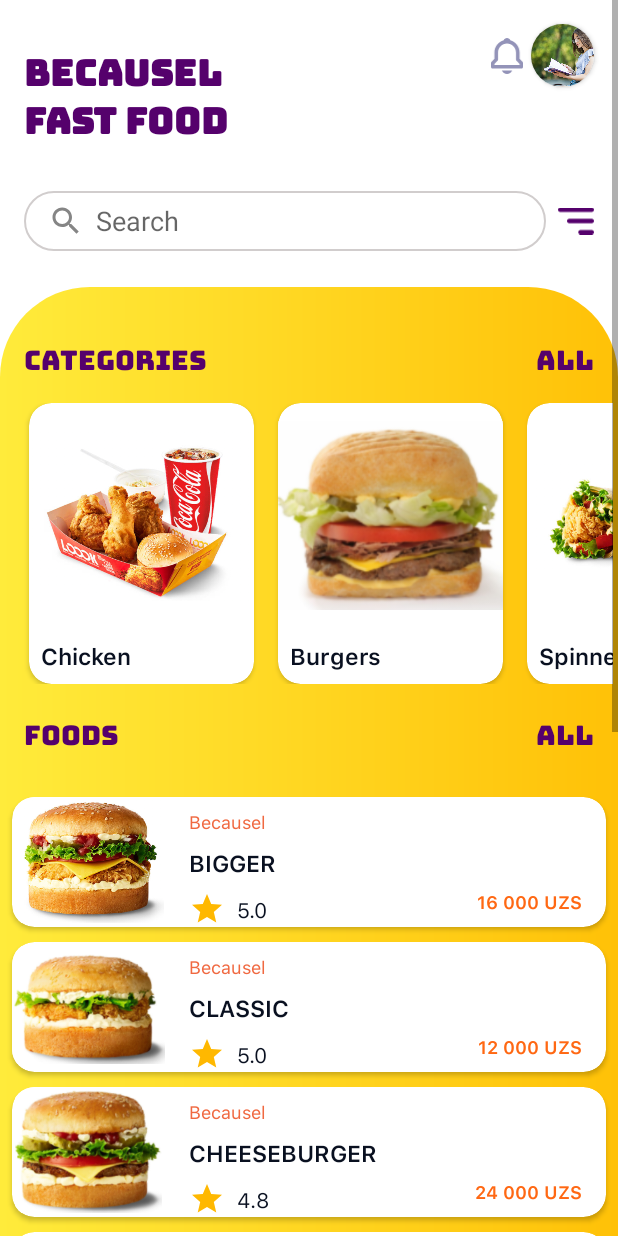
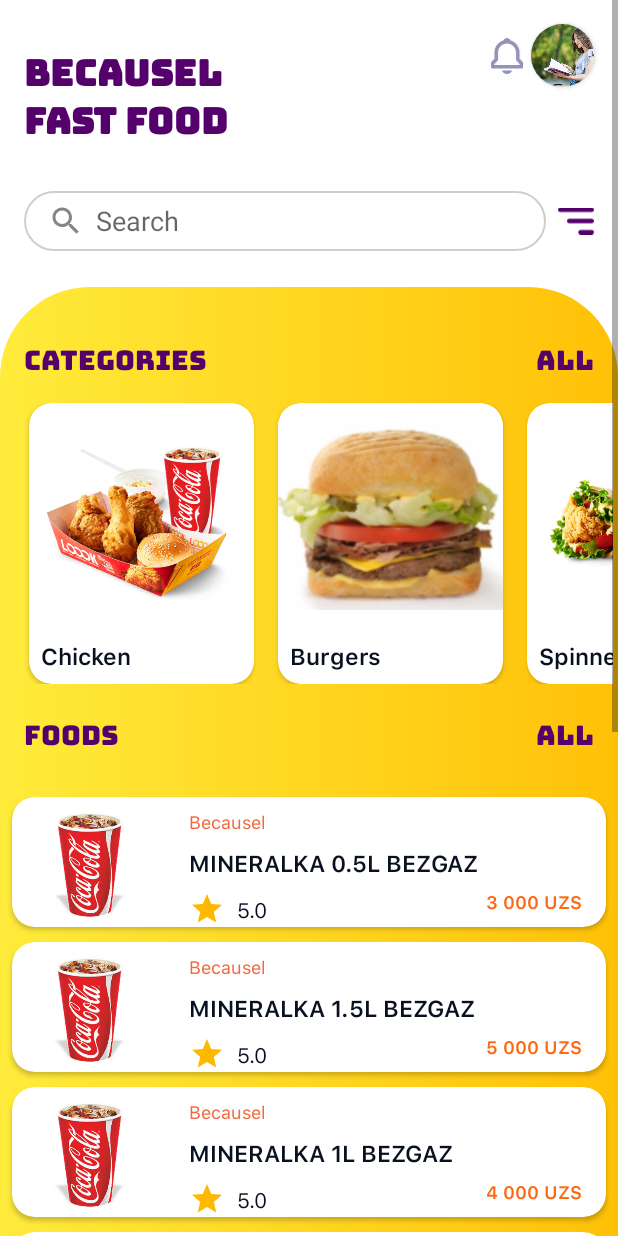
Before and after one commit to AbdurashidovShahzod/Becasel, an Android app: the MainActivity screen opened directly, with no data from a screen before it, on a phone screen of 412 x 824 dp. Run offline under Robolectric (Android 15) with nearby library versions, the light colour scheme and no system bars.

Commit message:
Drinks categories

```diff
--- a/app/src/main/java/uz/unzosoft/fastfoodbecasel/MainActivity.kt
+++ b/app/src/main/java/uz/unzosoft/fastfoodbecasel/MainActivity.kt
@@ -3,6 +3,7 @@
 import android.content.Intent
 import androidx.appcompat.app.AppCompatActivity
 import android.os.Bundle
+import android.widget.Spinner
 import kotlinx.android.synthetic.main.activity_main.*
 import uz.unzosoft.fastfoodbecasel.adapters.FoodAdapter
 import uz.unzosoft.fastfoodbecasel.adapters.AsiaFoodAdapter
@@ -16,6 +17,9 @@
     var listFood = ArrayList<LoookFood>()
     var listPopular = ArrayList<CategoriesFood>()
     var listChicken = ArrayList<LoookFood>()
+    var listSpinners = ArrayList<LoookFood>()
+    var listPizza = ArrayList<LoookFood>()
+    var listDrinks = ArrayList<LoookFood>()
 
 
     override
@@ -24,7 +28,7 @@
         setContentView(R.layout.activity_main)
         initData()
 
-        asiaFoodAdapter = AsiaFoodAdapter(this, listFood)
+        asiaFoodAdapter = AsiaFoodAdapter(this, listDrinks)
         foodAdapter = FoodAdapter(this, listPopular)
         popular_recycler.adapter = foodAdapter
         asia_recycler.adapter = asiaFoodAdapter
@@ -245,6 +249,173 @@
                 "Becausel"
             )
         )
+        /**
+         * Spinner food
+         */
+        listSpinners.add(
+            LoookFood(
+                "SPINNER SUPER CHARGED",
+                "12 000 UZS",
+                R.drawable.spinner,
+                "5.0",
+                "Becausel"
+            )
+        )
+        listSpinners.add(
+            LoookFood(
+                "SMILE BOX",
+                "16 000 UZS",
+                R.drawable.spinner,
+                "5.0",
+                "Becausel"
+            )
+        )
+        listSpinners.add(
+            LoookFood(
+                "DUET MASTER",
+                "18 000 UZS",
+                R.drawable.spinner,
+                "5.0",
+                "Becausel"
+            )
+        )
+        listSpinners.add(
+            LoookFood(
+                "SPINNER SALSA WRAP",
+                "12 000 UZS",
+                R.drawable.spinner,
+                "5.0",
+                "Becausel"
+            )
+        )
+        listSpinners.add(
+            LoookFood(
+                "SPINNER NO SOUCE",
+                "12 000 UZS",
+                R.drawable.spinner,
+                "5.0",
+                "Becausel"
+            )
+        )
+
+        /**
+         * Pizza food
+         */
+        listPizza.add(
+            LoookFood(
+                "PIZZA SUPREME",
+                "39 000 UZS",
+                R.drawable.popularfood3,
+                "5.0",
+                "Becausel"
+            )
+        )
+        listPizza.add(
+            LoookFood(
+                "PIZZA PEPPERONI",
+                "29 000 UZS",
+                R.drawable.popularfood3,
+                "5.0",
+                "Becausel"
+            )
+        )
+        listPizza.add(
+            LoookFood(
+                "PIZZA STEAK",
+                "49 000 UZS",
+                R.drawable.popularfood3,
+                "5.0",
+                "Becausel"
+            )
+        )
+        listPizza.add(
+            LoookFood(
+                "PIZZA BBQ CHICKEN",
+                "33 000 UZS",
+                R.drawable.popularfood3,
+                "5.0",
+                "Becausel"
+            )
+        )
+        listPizza.add(
+            LoookFood(
+                "PIZZA SPICY",
+                "32 000 UZS",
+                R.drawable.popularfood3,
+                "5.0",
+                "Becausel"
+            )
+        )
+        listPizza.add(
+            LoookFood(
+                "PIZZA VEGETARIAN",
+                "26 000 UZS",
+                R.drawable.popularfood3,
+                "5.0",
+                "Becausel"
+            )
+        )
+        listPizza.add(
+            LoookFood(
+                "PIZZA WHITE CHEESE",
+                "21 000 UZS",
+                R.drawable.popularfood3,
+                "5.0",
+                "Becausel"
+            )
+        )
+        listPizza.add(
+            LoookFood(
+                "PIZZA HAWAIIAN",
+                "31 000 UZS",
+                R.drawable.popularfood3,
+                "5.0",
+                "Becausel"
+            )
+        )
+        listPizza.add(
+            LoookFood(
+                "PIZZA MARGARITTA",
+                "25 000 UZS",
+                R.drawable.popularfood3,
+                "5.0",
+                "Becausel"
+            )
+        )
+        listPizza.add(
+            LoookFood(
+                "PIZZA FRANKFURT",
+                "32 000 UZS",
+                R.drawable.popularfood3,
+                "5.0",
+                "Becausel"
+            )
+        )
+        /**
+         * Drink food
+         */
+        listDrinks.add(LoookFood("MINERALKA 0.5L BEZGAZ","3 000 UZS",R.drawable.drinks,"5.0","Becausel"))
+        listDrinks.add(LoookFood("MINERALKA 1.5L BEZGAZ","5 000 UZS",R.drawable.drinks,"5.0","Becausel"))
+        listDrinks.add(LoookFood("MINERALKA 1L BEZGAZ","4 000 UZS",R.drawable.drinks,"5.0","Becausel"))
+        listDrinks.add(LoookFood("MINERALKA 0.5L GAZ","3 000 UZS",R.drawable.drinks,"5.0","Becausel"))
+        listDrinks.add(LoookFood("MINERALKA 1L GAZ","4 000 UZS",R.drawable.drinks,"5.0","Becausel"))
+        listDrinks.add(LoookFood("MINERALKA 1.5L GAZ","5 000 UZS",R.drawable.drinks,"5.0","Becausel"))
+        listDrinks.add(LoookFood("COCA COLA 400ML","5 000 UZS",R.drawable.drinks,"5.0","Becausel"))
+        listDrinks.add(LoookFood("COCA COLA 1.5L","11 000 UZS",R.drawable.drinks,"5.0","Becausel"))
+        listDrinks.add(LoookFood("COCA COLA 1L","9 000 UZS",R.drawable.drinks,"5.0","Becausel"))
+        listDrinks.add(LoookFood("COCA COLA 0.5","6 000 UZS",R.drawable.drinks,"5.0","Becausel"))
+        listDrinks.add(LoookFood("FANTA 400ML","5 000 UZS",R.drawable.drinks,"5.0","Becausel"))
+        listDrinks.add(LoookFood("FANTA 1.5L","11 000 UZS",R.drawable.drinks,"5.0","Becausel"))
+        listDrinks.add(LoookFood("FANTA 0.5L","6 000 UZS",R.drawable.drinks,"5.0","Becausel"))
+        listDrinks.add(LoookFood("FANTA 1L","9 000 UZS",R.drawable.drinks,"5.0","Becausel"))
+        listDrinks.add(LoookFood("SPRITE 0.5L","6 000 UZS",R.drawable.drinks,"5.0","Becausel"))
+        listDrinks.add(LoookFood("SPRITE 1.5L","11 000 UZS",R.drawable.drinks,"5.0","Becausel"))
+        listDrinks.add(LoookFood("SPRITE 400ML","5 000 UZS",R.drawable.drinks,"5.0","Becausel"))
+        listDrinks.add(LoookFood("ICE TEA","9 000 UZS",R.drawable.drinks,"5.0","Becausel"))
+        listDrinks.add(LoookFood("SOK 1L","10 000 UZS",R.drawable.drinks,"5.0","Becausel"))
+        listDrinks.add(LoookFood("SOK 1L (GRANAT,APELSIN,MALINA)","11 000 UZS",R.drawable.drinks,"5.0","Becausel"))
+
+
 
     }
 }
```
